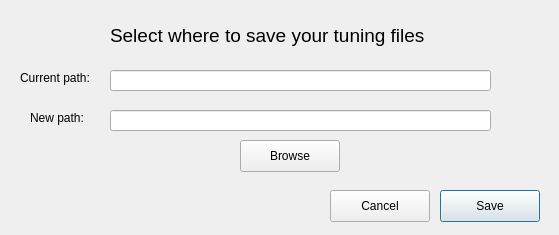
The window that dialog.ui (Azuyah/Map-Tool) describes before a commit, drawn with Qt 5.
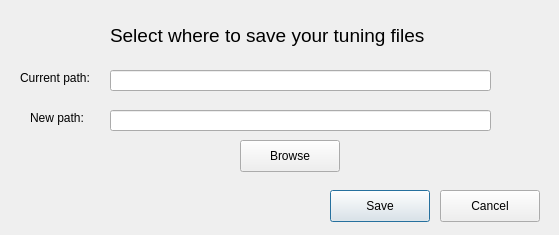
The same window after the commit.

Commit message: UI edited. updated translations. Added restart/confirmation window for language switching.

```diff
--- a/dialog.ui
+++ b/dialog.ui
@@ -48,7 +48,7 @@
   <widget class="QPushButton" name="savePathButton">
    <property name="geometry">
     <rect>
-     <x>440</x>
+     <x>330</x>
      <y>190</y>
      <width>100</width>
      <height>32</height>
@@ -61,7 +61,7 @@
   <widget class="QPushButton" name="pushButton_2">
    <property name="geometry">
     <rect>
-     <x>330</x>
+     <x>440</x>
      <y>190</y>
      <width>100</width>
      <height>32</height>
```
The commit also changes 6 other files.
